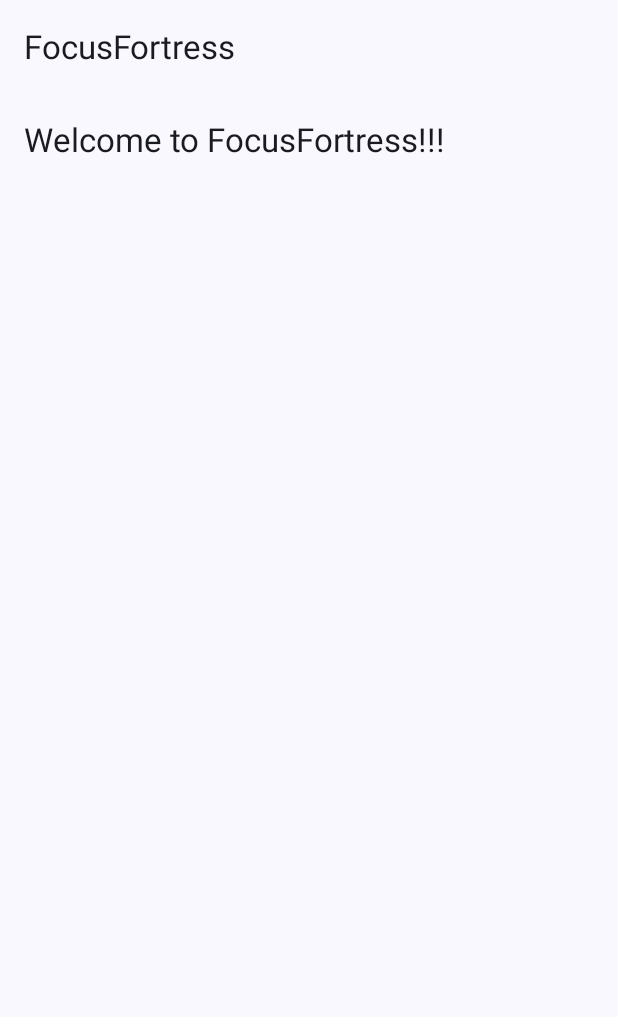
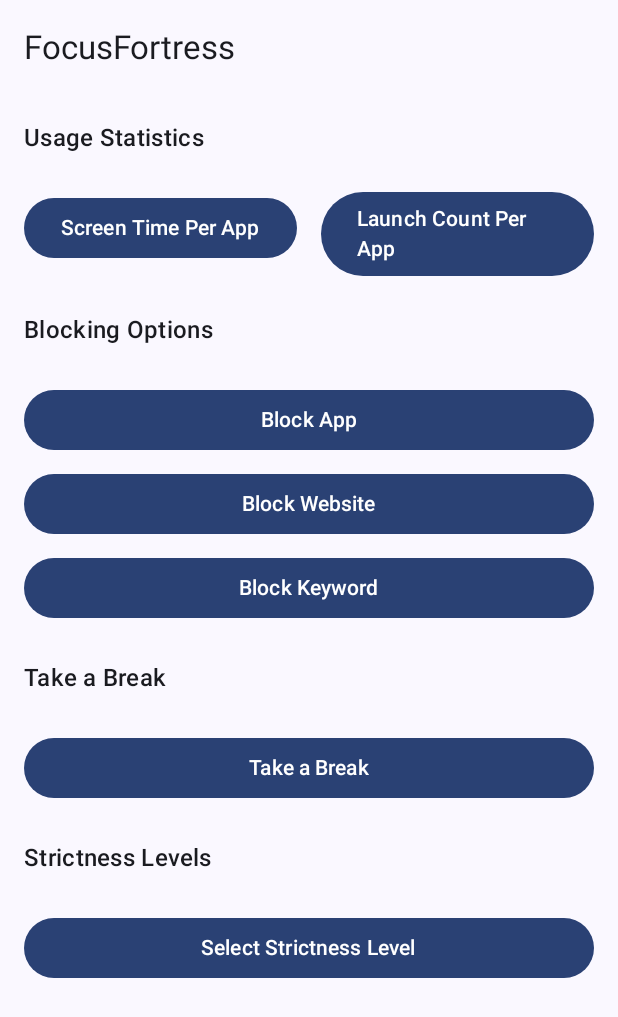
Before and after one commit to AdamKuraczynski/FocusFortress, an Android app built with Jetpack Compose: the MainContent screen opened through its navigation route, on a phone screen of 412 x 824 dp. Shown: the top 1017 px of the screen. Run offline under Robolectric (Android 15) with nearby library versions, the light colour scheme and no system bars.

Commit message:
Added all template screens that will be available from home screen, created files for each of those screens

```diff
--- a/app/src/main/java/com/adamkuraczynski/focusfortress/MainActivity.kt
+++ b/app/src/main/java/com/adamkuraczynski/focusfortress/MainActivity.kt
@@ -16,8 +16,15 @@ import androidx.navigation.compose.NavHost
 import androidx.navigation.compose.composable
 import androidx.navigation.compose.rememberNavController
 import com.adamkuraczynski.focusfortress.screens.MainContent
+import com.adamkuraczynski.focusfortress.screens.ScreenTimeScreen
 import com.adamkuraczynski.focusfortress.permissions.PermissionScreen
 import com.adamkuraczynski.focusfortress.permissions.PermissionViewModel
+import com.adamkuraczynski.focusfortress.screens.BlockAppScreen
+import com.adamkuraczynski.focusfortress.screens.BlockKeywordScreen
+import com.adamkuraczynski.focusfortress.screens.BlockWebsiteScreen
+import com.adamkuraczynski.focusfortress.screens.LaunchCountScreen
+import com.adamkuraczynski.focusfortress.screens.SelectStrictnessScreen
+import com.adamkuraczynski.focusfortress.screens.TakeABreakScreen
 import com.adamkuraczynski.focusfortress.ui.theme.FocusFortressTheme
 
 /**
@@ -97,7 +104,28 @@ fun MainApp() {
             )
         }
         composable("main") {
-            MainContent()
+            MainContent(navController)
+        }
+        composable("screenTime") {
+            ScreenTimeScreen(navController)
+        }
+        composable("launchCount") {
+            LaunchCountScreen(navController)
+        }
+        composable("blockApp") {
+            BlockAppScreen(navController)
+        }
+        composable("blockWebsite") {
+            BlockWebsiteScreen(navController)
+        }
+        composable("blockKeyword") {
+            BlockKeywordScreen(navController)
+        }
+        composable("takeABreak") {
+            TakeABreakScreen(navController)
+        }
+        composable("selectStrictness") {
+            SelectStrictnessScreen(navController)
         }
     }
 }
--- a/app/src/main/java/com/adamkuraczynski/focusfortress/screens/MainContent.kt
+++ b/app/src/main/java/com/adamkuraczynski/focusfortress/screens/MainContent.kt
@@ -1,9 +1,13 @@
 package com.adamkuraczynski.focusfortress.screens
 
 
+import androidx.compose.foundation.layout.Arrangement
 import androidx.compose.foundation.layout.Column
+import androidx.compose.foundation.layout.Row
 import androidx.compose.foundation.layout.fillMaxSize
+import androidx.compose.foundation.layout.fillMaxWidth
 import androidx.compose.foundation.layout.padding
+import androidx.compose.material3.Button
 import androidx.compose.material3.ExperimentalMaterial3Api
 import androidx.compose.material3.MaterialTheme
 import androidx.compose.material3.Scaffold
@@ -12,6 +16,7 @@ import androidx.compose.material3.TopAppBar
 import androidx.compose.runtime.Composable
 import androidx.compose.ui.Modifier
 import androidx.compose.ui.unit.dp
+import androidx.navigation.NavController
 
 /**
  * Displays the main menu of the FocusFortress application.
@@ -25,7 +30,7 @@ import androidx.compose.ui.unit.dp
 
 @OptIn(ExperimentalMaterial3Api::class)
 @Composable
-fun MainContent() {
+fun MainContent(navController: NavController) {
     Scaffold(
         topBar = {
             TopAppBar(
@@ -37,13 +42,83 @@ fun MainContent() {
                 modifier = Modifier
                     .fillMaxSize()
                     .padding(paddingValues)
-                    .padding(16.dp)
+                    .padding(16.dp),
+                verticalArrangement = Arrangement.spacedBy(24.dp)
             ) {
+                // First Section: Usage Statistics
                 Text(
-                    text = "Welcome to FocusFortress!!!",
-                    style = MaterialTheme.typography.titleLarge
+                    text = "Usage Statistics",
+                    style = MaterialTheme.typography.titleMedium
                 )
+                Row(
+                    horizontalArrangement = Arrangement.spacedBy(16.dp),
+                    modifier = Modifier.fillMaxWidth()
+                ) {
+                    Button(
+                        onClick = { navController.navigate("screenTime") },
+                        modifier = Modifier.weight(1f)
+                    ) {
+                        Text("Screen Time Per App")
+                    }
+                    Button(
+                        onClick = { navController.navigate("launchCount") },
+                        modifier = Modifier.weight(1f)
+                    ) {
+                        Text("Launch Count Per App")
+                    }
+                }
 
+                // Second Section: Blocking Options
+                Text(
+                    text = "Blocking Options",
+                    style = MaterialTheme.typography.titleMedium
+                )
+                Column(
+                    verticalArrangement = Arrangement.spacedBy(8.dp)
+                ) {
+                    Button(
+                        onClick = { navController.navigate("blockApp") },
+                        modifier = Modifier.fillMaxWidth()
+                    ) {
+                        Text("Block App")
+                    }
+                    Button(
+                        onClick = { navController.navigate("blockWebsite") },
+                        modifier = Modifier.fillMaxWidth()
+                    ) {
+                        Text("Block Website")
+                    }
+                    Button(
+                        onClick = { navController.navigate("blockKeyword") },
+                        modifier = Modifier.fillMaxWidth()
+                    ) {
+                        Text("Block Keyword")
+                    }
+                }
+
+                // Third Section: Take a Break
+                Text(
+                    text = "Take a Break",
+                    style = MaterialTheme.typography.titleMedium
+                )
+                Button(
+                    onClick = { navController.navigate("takeABreak") },
+                    modifier = Modifier.fillMaxWidth()
+                ) {
+                    Text("Take a Break")
+                }
+
+                // Fourth Section: Strictness Levels
+                Text(
+                    text = "Strictness Levels",
+                    style = MaterialTheme.typography.titleMedium
+                )
+                Button(
+                    onClick = { navController.navigate("selectStrictness") },
+                    modifier = Modifier.fillMaxWidth()
+                ) {
+                    Text("Select Strictness Level")
+                }
             }
         }
     )
```
Also changed, not shown: app/src/main/java/com/adamkuraczynski/focusfortress/screens/BlockAppScreen.kt (added, +40 -0 lines), app/src/main/java/com/adamkuraczynski/focusfortress/screens/BlockKeywordScreen.kt (added, +40 -0 lines), app/src/main/java/com/adamkuraczynski/focusfortress/screens/BlockWebsiteScreen.kt (added, +40 -0 lines), app/src/main/java/com/adamkuraczynski/focusfortress/screens/LaunchCountScreen.kt (added, +40 -0 lines), app/src/main/java/com/adamkuraczynski/focusfortress/screens/ScreenTimeScreen.kt (added, +40 -0 lines), app/src/main/java/com/adamkuraczynski/focusfortress/screens/SelectStrictnessScreen.kt (added, +40 -0 lines), app/src/main/java/com/adamkuraczynski/focusfortress/screens/TakeABrakeScreen.kt (added, +40 -0 lines).
